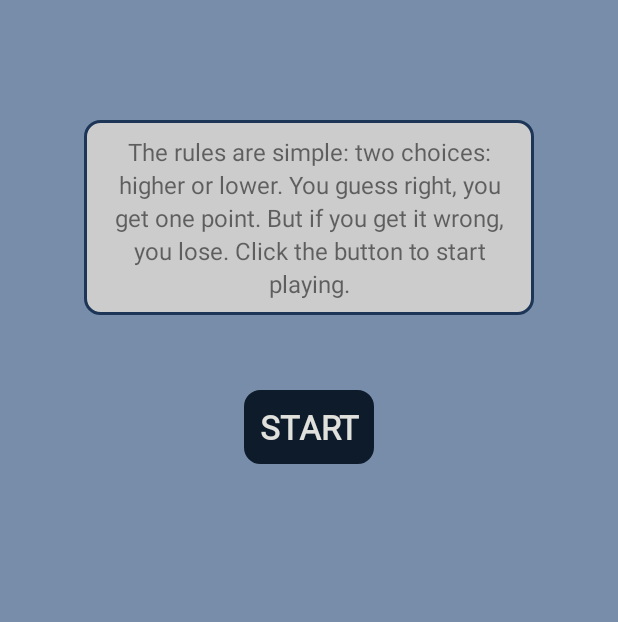
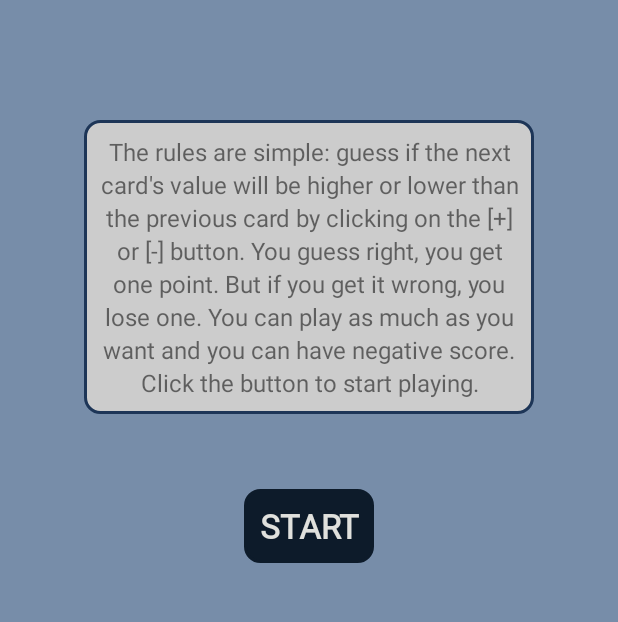
Before and after one commit to braindome/CardGuess, an Android app: the screen it shows after launch (MainActivity), on a phone screen of 412 x 824 dp, the part 331-953 px from its top. Run offline under Robolectric (Android 15) with nearby library versions, the phone set to English and light mode, and no system bars.

Commit message:
Fixed intro text.

```diff
--- a/app/src/main/res/layout/activity_main.xml
+++ b/app/src/main/res/layout/activity_main.xml
@@ -35,7 +35,7 @@
         android:background="@drawable/rounded_corner_view"
         android:lineSpacingExtra="3sp"
         android:padding="10dp"
-        android:text="The rules are simple: two choices: higher or lower. You guess right, you get one point. But if you get it wrong, you lose. Click the button to start playing."
+        android:text="@string/game_rules"
         android:textAlignment="center"
         android:textAllCaps="false"
         android:textSize="16sp"
--- a/app/src/main/res/values/strings.xml
+++ b/app/src/main/res/values/strings.xml
@@ -1,7 +1,8 @@
 <resources>
     <string name="app_name">CardGuess</string>
+    <string name="game_rules">The rules are simple: guess if the next card\'s value will be higher or lower than the previous card by clicking on the [+] or [-] button.  You guess right, you get one point. But if you get it wrong, you lose one. You can play as much as you want and you can have negative score.
+Click the button to start playing.</string>
     <string name="game_desc">Will the next card be higher or lower?</string>
-    <!--    TODO: add link to score and final score var-->
     <string name="score_counter">SCORE: </string>
     <string name="final_score">FINAL SCORE:</string>
     <string name="play_again"><p>PLAY</p> AGAIN?</string>
```
